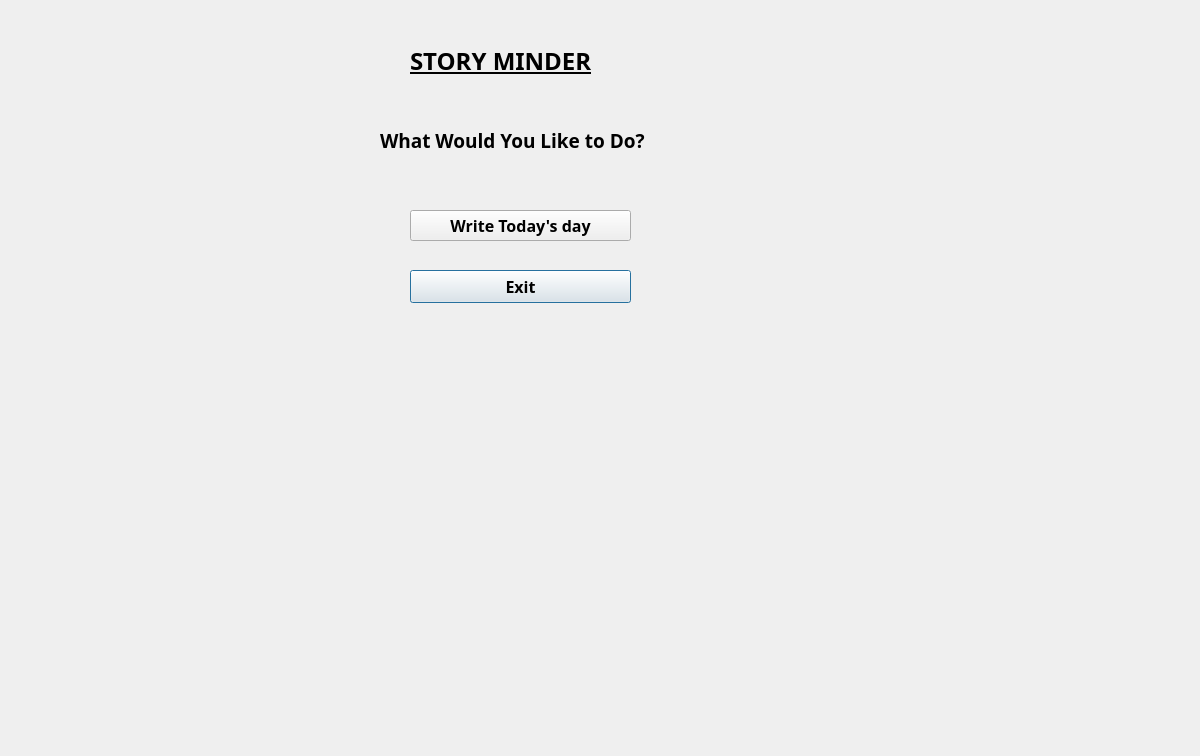
First picture: the form in Story Minider(Qt Project Folder)/welcome.ui, repository WiddershinsNH/Story-Minder, before the edit.
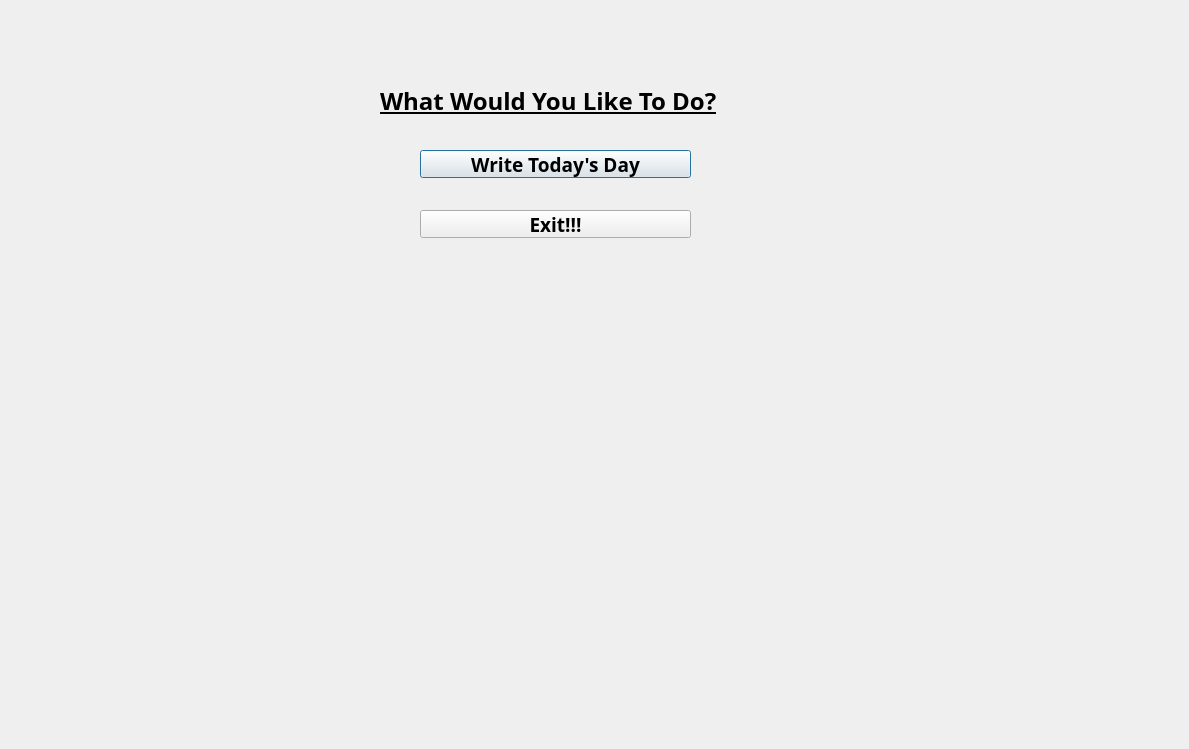
Second picture: the form after the edit.

Diff of the .ui file:
```diff
--- a/Story Minider(Qt Project Folder)/welcome.ui
+++ b/Story Minider(Qt Project Folder)/welcome.ui
@@ -6,8 +6,8 @@
    <rect>
     <x>0</x>
     <y>0</y>
-    <width>1200</width>
-    <height>756</height>
+    <width>1189</width>
+    <height>749</height>
    </rect>
   </property>
   <property name="windowTitle">
@@ -16,15 +16,15 @@
   <widget class="QLabel" name="label">
    <property name="geometry">
     <rect>
-     <x>410</x>
-     <y>40</y>
-     <width>211</width>
+     <x>380</x>
+     <y>80</y>
+     <width>361</width>
      <height>41</height>
     </rect>
    </property>
    <property name="font">
     <font>
-     <family>Bahnschrift SemiBold</family>
+     <family>Bahnschrift</family>
      <pointsize>18</pointsize>
      <weight>75</weight>
      <bold>true</bold>
@@ -32,70 +32,49 @@
     </font>
    </property>
    <property name="text">
-    <string>STORY MINDER</string>
-   </property>
-  </widget>
-  <widget class="QLabel" name="label_2">
-   <property name="geometry">
-    <rect>
-     <x>380</x>
-     <y>130</y>
-     <width>271</width>
-     <height>21</height>
-    </rect>
-   </property>
-   <property name="font">
-    <font>
-     <family>Bahnschrift</family>
-     <pointsize>14</pointsize>
-     <weight>75</weight>
-     <bold>true</bold>
-    </font>
-   </property>
-   <property name="text">
-    <string>What Would You Like to Do?</string>
-   </property>
-  </widget>
-  <widget class="QPushButton" name="pushButton_2">
-   <property name="geometry">
-    <rect>
-     <x>410</x>
-     <y>270</y>
-     <width>221</width>
-     <height>33</height>
-    </rect>
-   </property>
-   <property name="font">
-    <font>
-     <family>Bahnschrift</family>
-     <pointsize>12</pointsize>
-     <weight>75</weight>
-     <bold>true</bold>
-    </font>
-   </property>
-   <property name="text">
-    <string>Exit</string>
+    <string>What Would You Like To Do?</string>
    </property>
   </widget>
   <widget class="QPushButton" name="pushButton">
    <property name="geometry">
     <rect>
-     <x>410</x>
+     <x>420</x>
+     <y>150</y>
+     <width>271</width>
+     <height>28</height>
+    </rect>
+   </property>
+   <property name="font">
+    <font>
+     <family>Bahnschrift</family>
+     <pointsize>14</pointsize>
+     <weight>75</weight>
+     <bold>true</bold>
+    </font>
+   </property>
+   <property name="text">
+    <string>Write Today's Day</string>
+   </property>
+  </widget>
+  <widget class="QPushButton" name="pushButton_2">
+   <property name="geometry">
+    <rect>
+     <x>420</x>
      <y>210</y>
-     <width>221</width>
-     <height>31</height>
+     <width>271</width>
+     <height>28</height>
     </rect>
    </property>
    <property name="font">
     <font>
      <family>Bahnschrift</family>
-     <pointsize>12</pointsize>
+     <pointsize>14</pointsize>
      <weight>75</weight>
      <bold>true</bold>
     </font>
    </property>
    <property name="text">
-    <string>Write Today's day</string>
+    <string>Exit!!!</string>
    </property>
   </widget>
  </widget>
```
Left out of the diff: 19 changed lines with no effect on the pictures.
